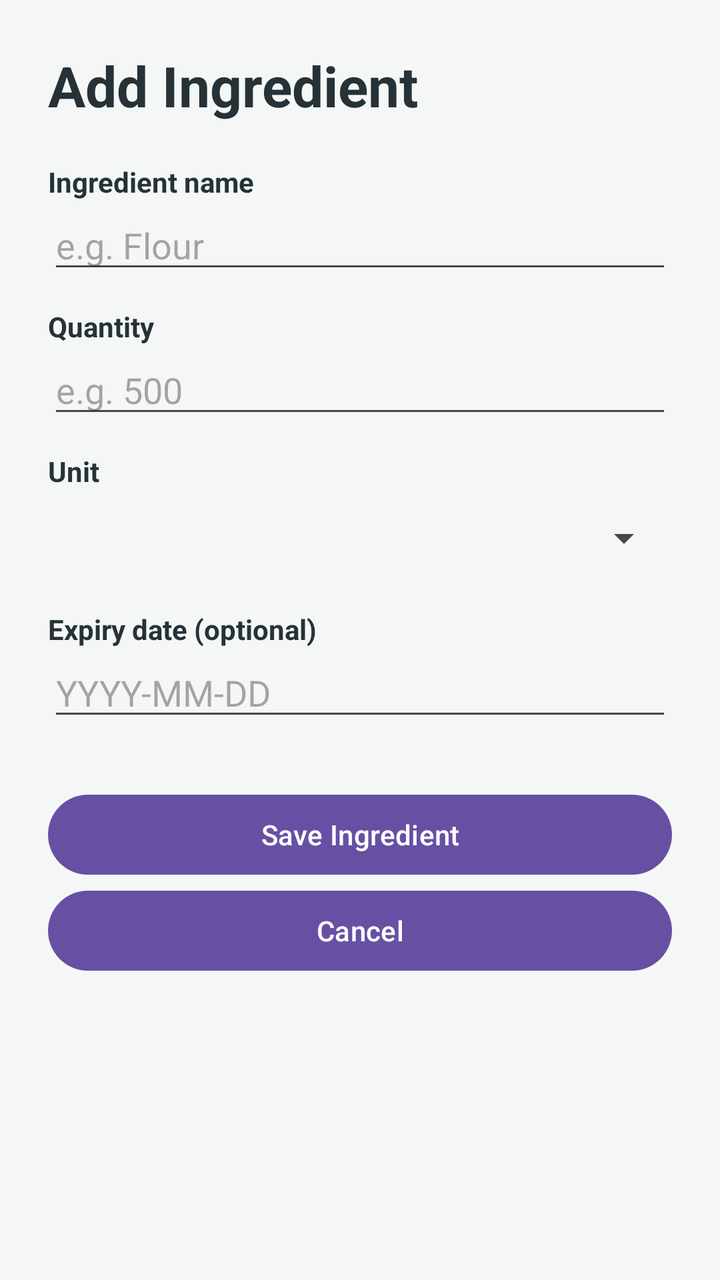
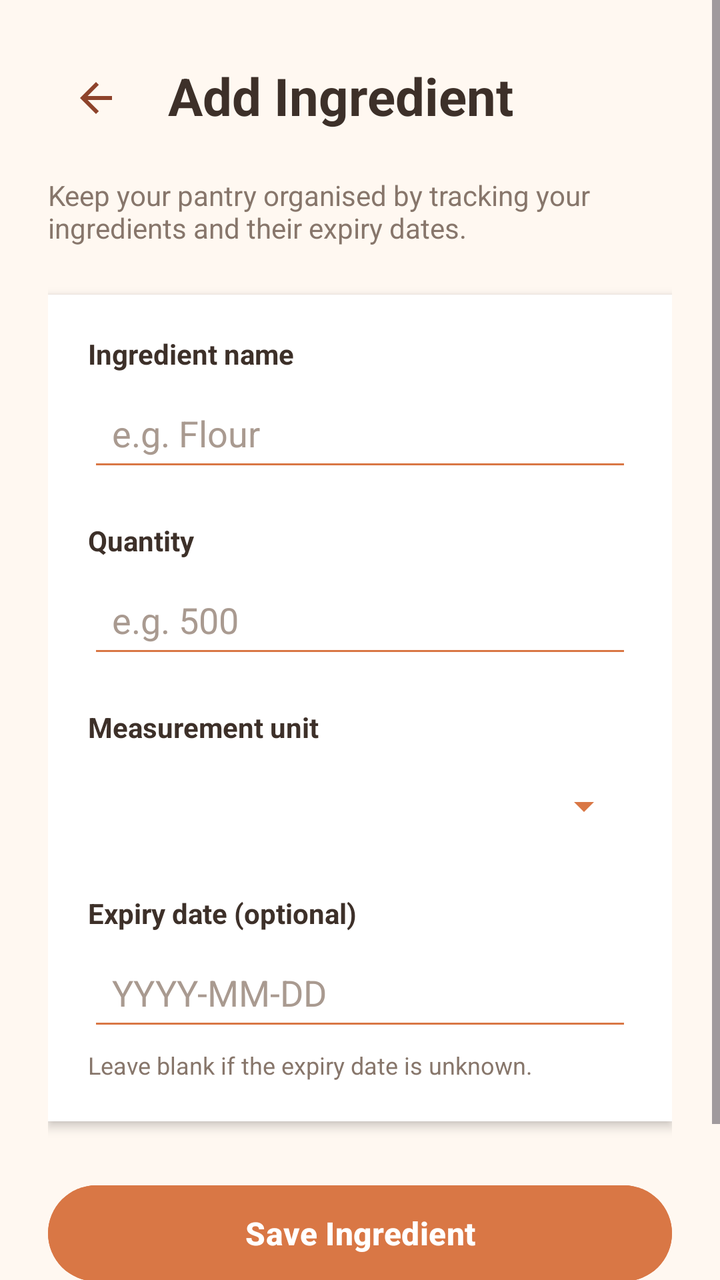

Two renders of the same Android screen: before a commit and after it. Below are the layout's source before the change and the commit's diff.
<!-- AndroidManifest.xml: application theme Theme.SmartPantryManager -->
<!-- res/layout/activity_ingredient_form.xml -->
<?xml version="1.0" encoding="utf-8"?>
<ScrollView
    xmlns:android="http://schemas.android.com/apk/res/android"
    android:layout_width="match_parent"
    android:layout_height="match_parent"
    android:background="#F4F7F6"
    android:fillViewport="true">

    ```
    <LinearLayout
        android:layout_width="match_parent"
        android:layout_height="wrap_content"
        android:orientation="vertical"
        android:padding="24dp">

        <TextView
            android:id="@+id/txtFormTitle"
            android:layout_width="match_parent"
            android:layout_height="wrap_content"
            android:text="Add Ingredient"
            android:textColor="#263238"
            android:textSize="28sp"
            android:textStyle="bold" />

        <TextView
            android:layout_width="match_parent"
            android:layout_height="wrap_content"
            android:layout_marginTop="20dp"
            android:text="Ingredient name"
            android:textColor="#263238"
            android:textStyle="bold" />

        <EditText
            android:id="@+id/edtIngredientName"
            android:layout_width="match_parent"
            android:layout_height="wrap_content"
            android:hint="e.g. Flour"
            android:inputType="textCapSentences"
            android:singleLine="true" />

        <TextView
            android:layout_width="match_parent"
            android:layout_height="wrap_content"
            android:layout_marginTop="12dp"
            android:text="Quantity"
            android:textColor="#263238"
            android:textStyle="bold" />

        <EditText
            android:id="@+id/edtIngredientQuantity"
            android:layout_width="match_parent"
            android:layout_height="wrap_content"
            android:hint="e.g. 500"
            android:inputType="numberDecimal"
            android:singleLine="true" />

        <TextView
            android:layout_width="match_parent"
            android:layout_height="wrap_content"
            android:layout_marginTop="12dp"
            android:text="Unit"
            android:textColor="#263238"
            android:textStyle="bold" />

        <Spinner
            android:id="@+id/spinnerIngredientUnit"
            android:layout_width="match_parent"
            android:layout_height="wrap_content"
            android:minHeight="48dp" />

        <TextView
            android:layout_width="match_parent"
            android:layout_height="wrap_content"
            android:layout_marginTop="12dp"
            android:text="Expiry date (optional)"
            android:textColor="#263238"
            android:textStyle="bold" />

        <EditText
            android:id="@+id/edtIngredientExpiry"
            android:layout_width="match_parent"
            android:layout_height="wrap_content"
            android:hint="YYYY-MM-DD"
            android:inputType="date"
            android:singleLine="true" />

        <Button
            android:id="@+id/btnSaveIngredient"
            android:layout_width="match_parent"
            android:layout_height="wrap_content"
            android:layout_marginTop="28dp"
            android:text="Save Ingredient" />

        <Button
            android:id="@+id/btnCancelIngredient"
            android:layout_width="match_parent"
            android:layout_height="wrap_content"
            android:text="Cancel" />

    </LinearLayout>

</ScrollView>
<!-- resources referenced by this layout -->
<resources>
  <style name="Theme.SmartPantryManager" parent="Base.Theme.SmartPantryManager" />
  <style name="Base.Theme.SmartPantryManager" parent="Theme.Material3.DayNight.NoActionBar">
          
          
      </style>
</resources>

<!-- the commit's change to res/layout/activity_ingredient_form.xml (unified diff, before → after) -->
@@ -1,101 +1,190 @@
 <?xml version="1.0" encoding="utf-8"?>
 <ScrollView
     xmlns:android="http://schemas.android.com/apk/res/android"
+    xmlns:app="http://schemas.android.com/apk/res-auto"
     android:layout_width="match_parent"
     android:layout_height="match_parent"
-    android:background="#F4F7F6"
+    android:background="#FFF8F1"
     android:fillViewport="true">
 
-    ```
     <LinearLayout
         android:layout_width="match_parent"
         android:layout_height="wrap_content"
         android:orientation="vertical"
         android:padding="24dp">
 
-        <TextView
-            android:id="@+id/txtFormTitle"
+        
+        <LinearLayout
             android:layout_width="match_parent"
             android:layout_height="wrap_content"
-            android:text="Add Ingredient"
-            android:textColor="#263238"
-            android:textSize="28sp"
-            android:textStyle="bold" />
+            android:orientation="horizontal"
+            android:gravity="center_vertical"
+            android:layout_marginBottom="8dp">
+
+            <ImageButton
+                android:id="@+id/btnBack"
+                android:layout_width="48dp"
+                android:layout_height="48dp"
+                android:background="?attr/selectableItemBackgroundBorderless"
+                android:src="@drawable/ic_arrow_back"
+                android:contentDescription="Go back"
+                android:padding="12dp"
+                android:scaleType="fitCenter"
+                app:tint="#8E432B" />
+
+            <TextView
+                android:id="@+id/txtFormTitle"
+                android:layout_width="0dp"
+                android:layout_height="wrap_content"
+                android:layout_weight="1"
+                android:layout_marginStart="12dp"
+                android:text="Add Ingredient"
+                android:textColor="#3D3029"
+                android:textSize="26sp"
+                android:textStyle="bold" />
+
+        </LinearLayout>
+
+
 
         <TextView
             android:layout_width="match_parent"
             android:layout_height="wrap_content"
-            android:layout_marginTop="20dp"
-            android:text="Ingredient name"
-            android:textColor="#263238"
-            android:textStyle="bold" />
+            android:layout_marginTop="8dp"
+            android:layout_marginBottom="24dp"
+            android:text="Keep your pantry organised by tracking your ingredients and their expiry dates."
+            android:textColor="#87766B"
+            android:textSize="14sp" />
 
-        <EditText
-            android:id="@+id/edtIngredientName"
+        
+        <LinearLayout
             android:layout_width="match_parent"
             android:layout_height="wrap_content"
-            android:hint="e.g. Flour"
-            android:inputType="textCapSentences"
-            android:singleLine="true" />
+            android:orientation="vertical"
+            android:padding="20dp"
+            android:background="#FFFFFF"
+            android:elevation="3dp">
 
-        <TextView
-            android:layout_width="match_parent"
-            android:layout_height="wrap_content"
-            android:layout_marginTop="12dp"
-            android:text="Quantity"
-            android:textColor="#263238"
-            android:textStyle="bold" />
+            
+            <TextView
+                android:layout_width="match_parent"
+                android:layout_height="wrap_content"
+                android:text="Ingredient name"
+                android:textColor="#3D3029"
+                android:textSize="14sp"
+                android:textStyle="bold" />
 
-        <EditText
-            android:id="@+id/edtIngredientQuantity"
-            android:layout_width="match_parent"
-            android:layout_height="wrap_content"
-            android:hint="e.g. 500"
-            android:inputType="numberDecimal"
-            android:singleLine="true" />
+            <EditText
+                android:id="@+id/edtIngredientName"
+                android:layout_width="match_parent"
+                android:layout_height="wrap_content"
+                android:layout_marginTop="6dp"
+                android:backgroundTint="#D97745"
+                android:hint="e.g. Flour"
+                android:inputType="textCapSentences"
+                android:padding="12dp"
+                android:singleLine="true"
+                android:textColor="#3D3029"
+                android:textColorHint="#A99A90" />
 
-        <TextView
-            android:layout_width="match_parent"
-            android:layout_height="wrap_content"
-            android:layout_marginTop="12dp"
-            android:text="Unit"
-            android:textColor="#263238"
-            android:textStyle="bold" />
+            
+            <TextView
+                android:layout_width="match_parent"
+                android:layout_height="wrap_content"
+                android:layout_marginTop="20dp"
+                android:text="Quantity"
+                android:textColor="#3D3029"
+                android:textSize="14sp"
+                android:textStyle="bold" />
 
-        <Spinner
-            android:id="@+id/spinnerIngredientUnit"
-            android:layout_width="match_parent"
-            android:layout_height="wrap_content"
-            android:minHeight="48dp" />
+            <EditText
+                android:id="@+id/edtIngredientQuantity"
+                android:layout_width="match_parent"
+                android:layout_height="wrap_content"
+                android:layout_marginTop="6dp"
+                android:backgroundTint="#D97745"
+                android:hint="e.g. 500"
+                android:inputType="numberDecimal"
+                android:padding="12dp"
+                android:singleLine="true"
+                android:textColor="#3D3029"
+                android:textColorHint="#A99A90" />
 
-        <TextView
-            android:layout_width="match_parent"
-            android:layout_height="wrap_content"
-            android:layout_marginTop="12dp"
-            android:text="Expiry date (optional)"
-            android:textColor="#263238"
-            android:textStyle="bold" />
+            
+            <TextView
+                android:layout_width="match_parent"
+                android:layout_height="wrap_content"
+                android:layout_marginTop="20dp"
+                android:text="Measurement unit"
+                android:textColor="#3D3029"
+                android:textSize="14sp"
+                android:textStyle="bold" />
 
-        <EditText
-            android:id="@+id/edtIngredientExpiry"
-            android:layout_width="match_parent"
-            android:layout_height="wrap_content"
-            android:hint="YYYY-MM-DD"
-            android:inputType="date"
-            android:singleLine="true" />
+            <Spinner
+                android:id="@+id/spinnerIngredientUnit"
+                android:layout_width="match_parent"
+                android:layout_height="wrap_content"
+                android:layout_marginTop="6dp"
+                android:backgroundTint="#D97745"
+                android:minHeight="48dp"
+                android:padding="8dp" />
 
+            
+            <TextView
+                android:layout_width="match_parent"
+                android:layout_height="wrap_content"
+                android:layout_marginTop="20dp"
+                android:text="Expiry date (optional)"
+                android:textColor="#3D3029"
+                android:textSize="14sp"
+                android:textStyle="bold" />
+
+            <EditText
+                android:id="@+id/edtIngredientExpiry"
+                android:layout_width="match_parent"
+                android:layout_height="wrap_content"
+                android:layout_marginTop="6dp"
+                android:backgroundTint="#D97745"
+                android:hint="YYYY-MM-DD"
+                android:inputType="date"
+                android:padding="12dp"
+                android:singleLine="true"
+                android:textColor="#3D3029"
+                android:textColorHint="#A99A90" />
+
+            <TextView
+                android:layout_width="match_parent"
+                android:layout_height="wrap_content"
+                android:layout_marginTop="4dp"
+                android:text="Leave blank if the expiry date is unknown."
+                android:textColor="#87766B"
+                android:textSize="12sp" />
+
+        </LinearLayout>
+
+        
         <Button
             android:id="@+id/btnSaveIngredient"
             android:layout_width="match_parent"
-            android:layout_height="wrap_content"
+            android:layout_height="56dp"
             android:layout_marginTop="28dp"
-            android:text="Save Ingredient" />
+            android:backgroundTint="#D97745"
+            android:text="Save Ingredient"
+            android:textAllCaps="false"
+            android:textColor="#FFFFFF"
+            android:textSize="16sp"
+            android:textStyle="bold" />
 
         <Button
             android:id="@+id/btnCancelIngredient"
             android:layout_width="match_parent"
-            android:layout_height="wrap_content"
-            android:text="Cancel" />
+            android:layout_height="52dp"
+            android:layout_marginTop="8dp"
+            android:backgroundTint="#F6D7C3"
+            android:text="Cancel"
+            android:textAllCaps="false"
+            android:textColor="#8E432B"
+            android:textSize="15sp" />
 
     </LinearLayout>
 
<!-- resource entries referenced after the edit -->
@@ -1,5 +1,18 @@
 <!-- resources referenced by this layout -->
 <resources>
+  <!-- drawable ic_arrow_back (drawable) -->
+  <?xml version="1.0" encoding="utf-8"?>
+  <vector xmlns:android="http://schemas.android.com/apk/res/android"
+      android:width="24dp"
+      android:height="24dp"
+      android:viewportWidth="24"
+      android:viewportHeight="24">
+  
+      <path
+          android:fillColor="#000000"
+          android:pathData="M20,12 L20,14 L7.83,14 L13.42,19.59 L12,21 L4,13 L12,5 L13.41,6.41 L7.83,12 Z" />
+  
+  </vector>
   <style name="Theme.SmartPantryManager" parent="Base.Theme.SmartPantryManager" />
   <style name="Base.Theme.SmartPantryManager" parent="Theme.Material3.DayNight.NoActionBar">
           
